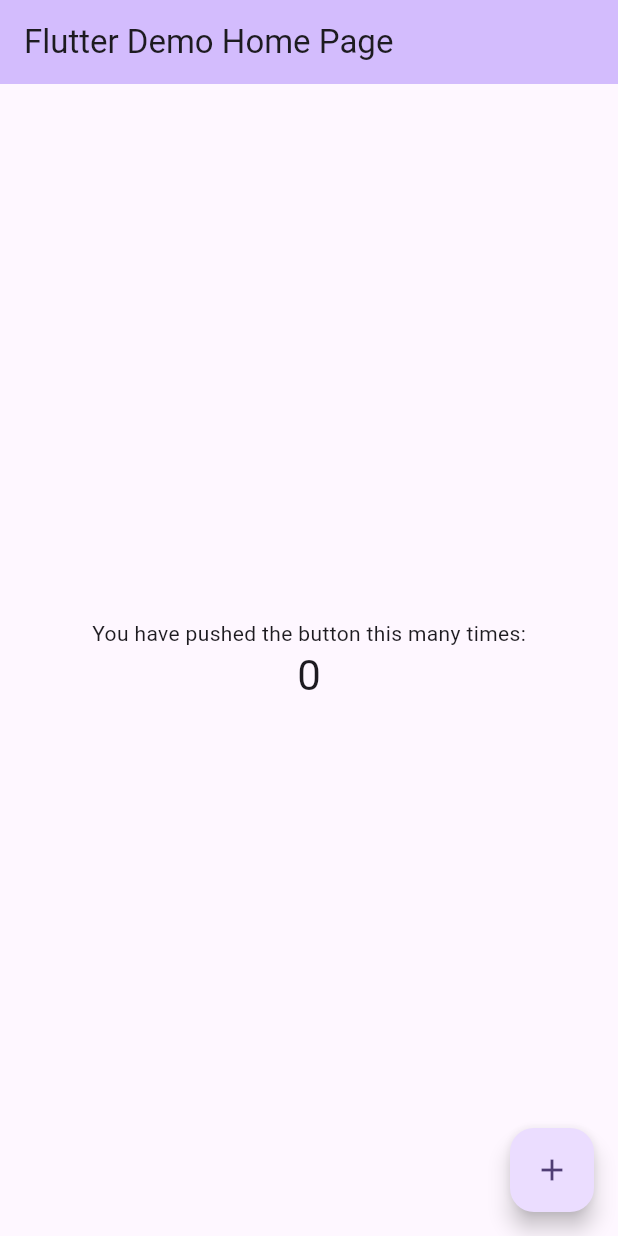
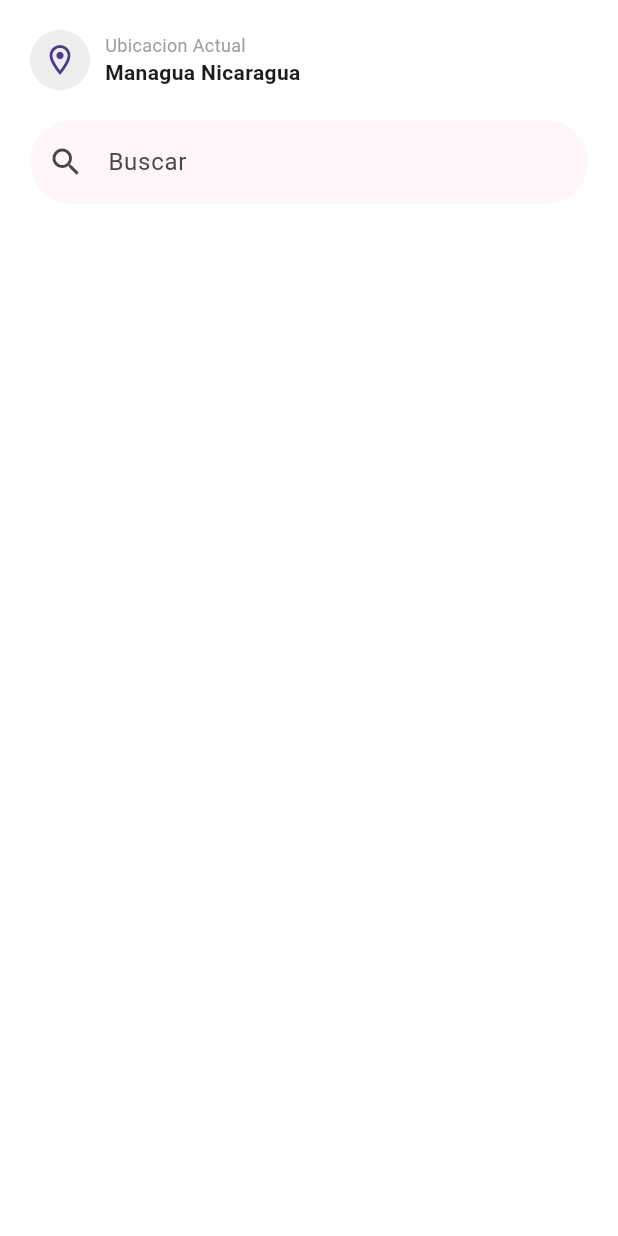
Before and after one commit to jabrielthj07-DJ/App_Duplicated_Screen, a Flutter app: the screen it shows after launch, on a phone screen of 412 x 824 dp. Run offline on Flutter 3.47's test engine with Material 3 defaults, Android fonts, the phone set to English and light mode, and no system bars.

Commit message:
fix (ui): Eliminando Archivos Innecesarios

```diff
--- a/lib/main.dart
+++ b/lib/main.dart
@@ -1,121 +1,82 @@
 import 'package:flutter/material.dart';
 
 void main() {
-  runApp(const MyApp());
+  runApp(
+    const MaterialApp(
+      debugShowCheckedModeBanner: false,
+      home: HomeScreen(),
+    ),
+  );
 }
 
-class MyApp extends StatelessWidget {
-  const MyApp({super.key});
-
-  // This widget is the root of your application.
-  @override
-  Widget build(BuildContext context) {
-    return MaterialApp(
-      title: 'Flutter Demo',
-      theme: ThemeData(
-        // This is the theme of your application.
-        //
-        // TRY THIS: Try running your application with "flutter run". You'll see
-        // the application has a purple toolbar. Then, without quitting the app,
-        // try changing the seedColor in the colorScheme below to Colors.green
-        // and then invoke "hot reload" (save your changes or press the "hot
-        // reload" button in a Flutter-supported IDE, or press "r" if you used
-        // the command line to start the app).
-        //
-        // Notice that the counter didn't reset back to zero; the application
-        // state is not lost during the reload. To reset the state, use hot
-        // restart instead.
-        //
-        // This works for code too, not just values: Most code changes can be
-        // tested with just a hot reload.
-        colorScheme: .fromSeed(seedColor: Colors.deepPurple),
-      ),
-      home: const MyHomePage(title: 'Flutter Demo Home Page'),
-    );
-  }
-}
-
-class MyHomePage extends StatefulWidget {
-  const MyHomePage({super.key, required this.title});
-
-  // This widget is the home page of your application. It is stateful, meaning
-  // that it has a State object (defined below) that contains fields that affect
-  // how it looks.
-
-  // This class is the configuration for the state. It holds the values (in this
-  // case the title) provided by the parent (in this case the App widget) and
-  // used by the build method of the State. Fields in a Widget subclass are
-  // always marked "final".
-
-  final String title;
-
-  @override
-  State<MyHomePage> createState() => _MyHomePageState();
-}
-
-class _MyHomePageState extends State<MyHomePage> {
-  int _counter = 0;
-
-  void _incrementCounter() {
-    setState(() {
-      // This call to setState tells the Flutter framework that something has
-      // changed in this State, which causes it to rerun the build method below
-      // so that the display can reflect the updated values. If we changed
-      // _counter without calling setState(), then the build method would not be
-      // called again, and so nothing would appear to happen.
-      _counter++;
-    });
-  }
+class HomeScreen extends StatelessWidget {
+  const HomeScreen({super.key});
 
   @override
   Widget build(BuildContext context) {
-    // This method is rerun every time setState is called, for instance as done
-    // by the _incrementCounter method above.
-    //
-    // The Flutter framework has been optimized to make rerunning build methods
-    // fast, so that you can just rebuild anything that needs updating rather
-    // than having to individually change instances of widgets.
     return Scaffold(
-      appBar: AppBar(
-        // TRY THIS: Try changing the color here to a specific color (to
-        // Colors.amber, perhaps?) and trigger a hot reload to see the AppBar
-        // change color while the other colors stay the same.
-        backgroundColor: Theme.of(context).colorScheme.inversePrimary,
-        // Here we take the value from the MyHomePage object that was created by
-        // the App.build method, and use it to set our appbar title.
-        title: Text(widget.title),
+      backgroundColor: Colors.white,
+
+      body: SafeArea(
+        child: Padding(
+          padding: const EdgeInsets.all(20),
+
+          child: Column(
+            crossAxisAlignment: CrossAxisAlignment.start,
+            children: [
+
+              // Ubicación
+              Row(
+                children: [
+                  CircleAvatar(
+                    backgroundColor:
+                        const Color.fromARGB(255, 238, 237, 237),
+                    child: const Icon(Icons.location_on_outlined),
                   ),
-      body: Center(
-        // Center is a layout widget. It takes a single child and positions it
-        // in the middle of the parent.
-        child: Column(
-          // Column is also a layout widget. It takes a list of children and
-          // arranges them vertically. By default, it sizes itself to fit its
-          // children horizontally, and tries to be as tall as its parent.
-          //
-          // Column has various properties to control how it sizes itself and
-          // how it positions its children. Here we use mainAxisAlignment to
-          // center the children vertically; the main axis here is the vertical
-          // axis because Columns are vertical (the cross axis would be
-          // horizontal).
-          //
-          // TRY THIS: Invoke "debug painting" (choose the "Toggle Debug Paint"
-          // action in the IDE, or press "p" in the console), to see the
-          // wireframe for each widget.
-          mainAxisAlignment: .center,
+
+                  const SizedBox(width: 10),
+
+                  const Column(
+                    crossAxisAlignment: CrossAxisAlignment.start,
                     children: [
-            const Text('You have pushed the button this many times:'),
                       Text(
-              '$_counter',
-              style: Theme.of(context).textTheme.headlineMedium,
+                        "Ubicacion Actual",
+                        style: TextStyle(
+                          color: Colors.grey,
+                          fontSize: 12,
+                        ),
+                      ),
+
+                      Text(
+                        "Managua Nicaragua",
+                        style: TextStyle(
+                          fontWeight: FontWeight.bold,
+                        ),
+                      ),
+                    ],
+                  ),
+                ],
+              ),
+
+              const SizedBox(height: 20),
+
+              // Buscador
+              TextField(
+                decoration: InputDecoration(
+                  hintText: "Buscar",
+                  prefixIcon: const Icon(Icons.search),
+                  filled: true,
+                  fillColor:
+                      const Color.fromARGB(255, 255, 247, 247),
+                  border: OutlineInputBorder(
+                    borderRadius: BorderRadius.circular(30),
+                    borderSide: BorderSide.none,
+                  ),
+                ),
               ),
             ],
           ),
         ),
-      floatingActionButton: FloatingActionButton(
-        onPressed: _incrementCounter,
-        tooltip: 'Increment',
-        child: const Icon(Icons.add),
       ),
     );
   }
```
Also changed, not shown: 79 other files. Lines whose indentation alone changed are shown as unchanged.
